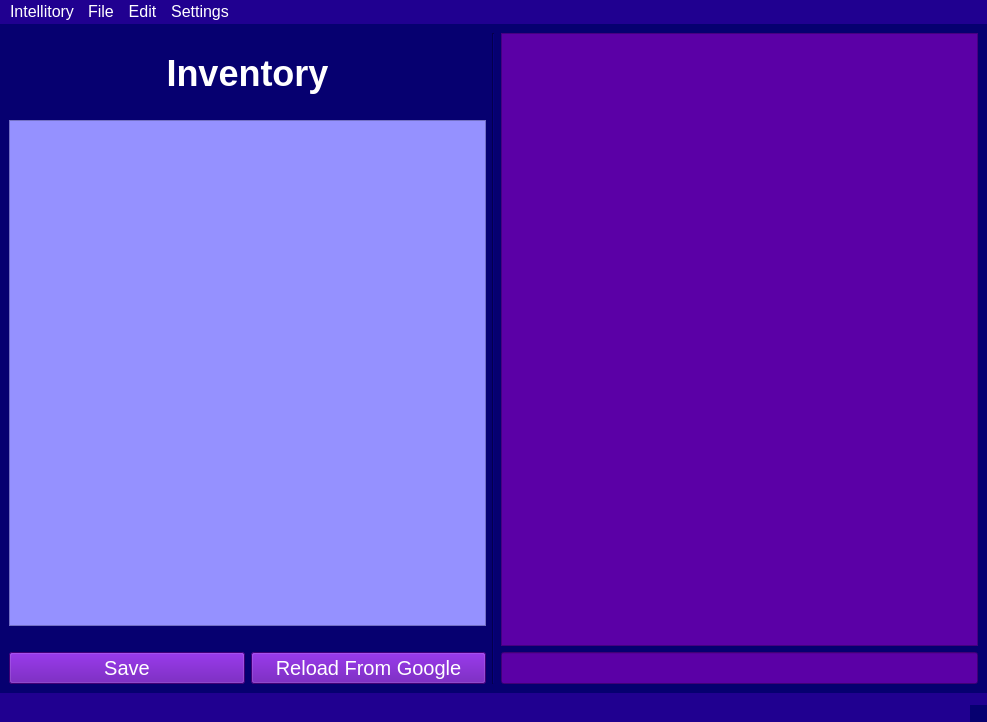
Qt form management/src/Smart_Shelving_System.ui (nicoshinozaki/Smart-Shelving-System) before a commit.
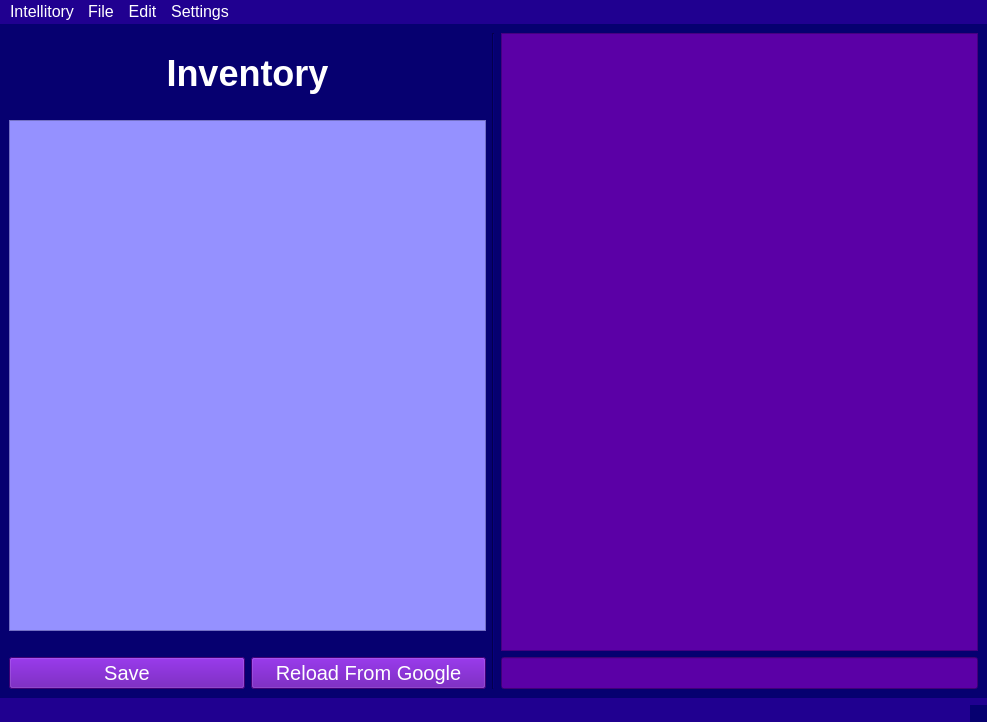
The same form after that commit. Icons and pictures are not drawn.

```diff
--- a/management/src/Smart_Shelving_System.ui
+++ b/management/src/Smart_Shelving_System.ui
@@ -58,6 +58,10 @@
     color: black;
 }
 
+QTableWidgetItem {
+	font-size: 32px;
+}
+
 QTableWidget::item:selected {
     font-size: 24px;
     background-color: #FFFEA6; /* Light Yellow */
@@ -77,10 +81,6 @@
 QTableCornerButton::section {
     background-color: #0800FF /* Blue */
 }
-
-QStatusBar {
-    background-color:  #200090
-}
 QMenuBar {
     font-size: 16px;
     background-color:  #200090
@@ -88,6 +88,10 @@
 QMenu {
     font-size: 16px;
     background-color:  #200090
+}
+QStatusBar {
+    font-size: 16px;
+    background-color:  #200090
 }</string>
   </property>
   <property name="locale">
```
Left out of the diff: 6 changed lines with no effect on the pictures.
